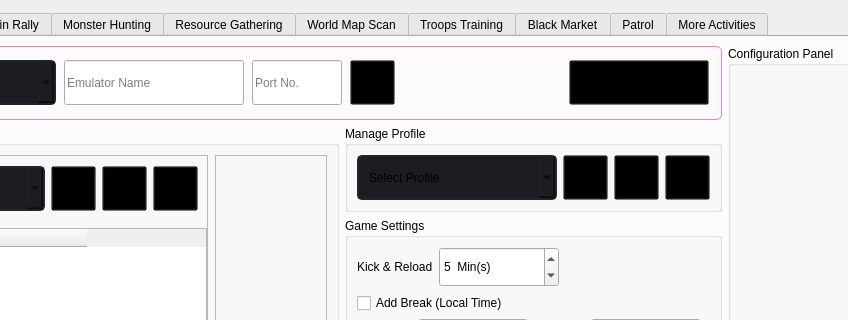
First picture: the form in gui/ui_files/instance_page.ui, repository evsahal/TaskEX, before the edit; both pictures show x 149 to 997 and y 0 to 320 of the 1143 by 836 pixel window.
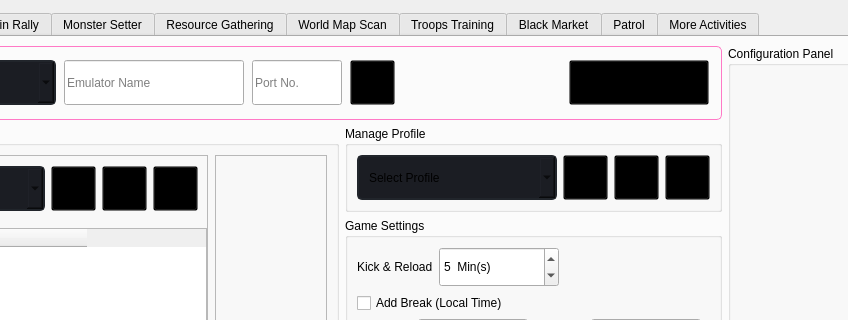
Second picture: the form after the edit. Icons and pictures are not drawn.

```diff
--- a/gui/ui_files/instance_page.ui
+++ b/gui/ui_files/instance_page.ui
@@ -2191,7 +2191,7 @@
      </widget>
      <widget class="QWidget" name="monster_hunting_tab_">
       <attribute name="title">
-       <string>Monster Hunting</string>
+       <string>Monster Setter</string>
       </attribute>
      </widget>
      <widget class="QWidget" name="resource_gathering_tab_">
```
Left out of the diff: 10 changed lines with no effect on the pictures.
